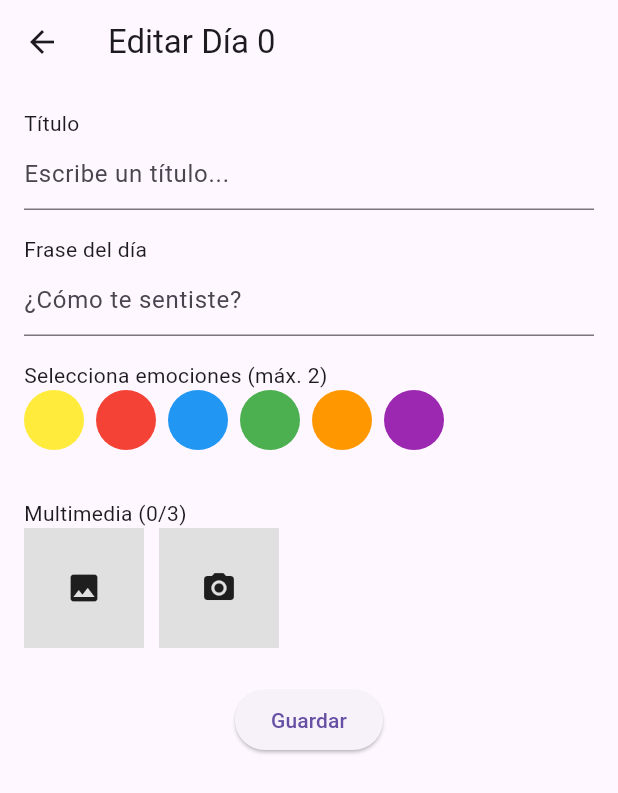
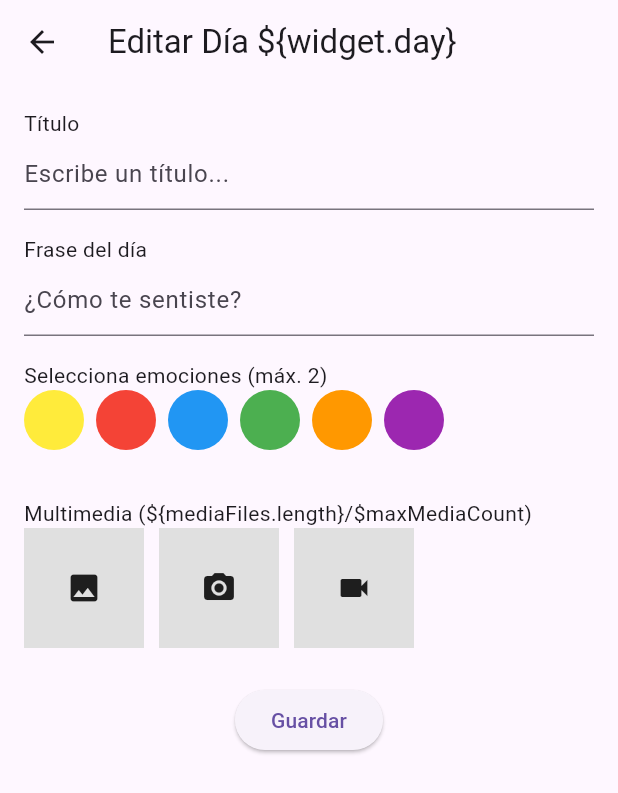
Before and after one commit to Mamarco13/eMOODiario, a Flutter app: the EditDayScreen screen opened directly with empty values, on a phone screen of 412 x 824 dp. Shown: the top 793 px of the screen. Run offline on Flutter 3.47's test engine with Material 3 defaults, Android fonts, the phone set to English and light mode, and no system bars; our stand-ins replace hive, hive_flutter, image_picker, video_player; missing offline and left inert: video_thumbnail; accounts and stored records are empty; Roboto replaces fonts that are missing (Helvetica).

Commit message:
Aniado videos

```diff
--- a/lib/edit_day_screen.dart
+++ b/lib/edit_day_screen.dart
@@ -1,6 +1,25 @@
 import 'package:flutter/material.dart';
 import 'package:image_picker/image_picker.dart';
 import 'dart:io';
+
+class MediaFile {
+  final File file;
+  final bool isVideo;
+
+  MediaFile({required this.file, required this.isVideo});
+
+  Map<String, dynamic> toJson() => {
+        'path': file.path,
+        'isVideo': isVideo,
+      };
+
+  static MediaFile fromJson(Map<String, dynamic> json) {
+    return MediaFile(
+      file: File(json['path']),
+      isVideo: json['isVideo'] ?? false,
+    );
+  }
+}
 
 class EditDayScreen extends StatefulWidget {
   final int day;
@@ -27,8 +46,7 @@ class _EditDayScreenState extends State<EditDayScreen> {
   double percentage = 1.0;
   String title = '';
   String phrase = '';
-  List<File> mediaFiles = [];
-
+  List<MediaFile> mediaFiles = [];
   final titleController = TextEditingController();
   final phraseController = TextEditingController();
   final picker = ImagePicker();
@@ -60,8 +78,8 @@ class _EditDayScreenState extends State<EditDayScreen> {
       phrase = args['phrase'] ?? '';
       titleController.text = title;
       phraseController.text = phrase;
-      final mediaPaths = List<String>.from(args['media'] ?? []);
-      mediaFiles = mediaPaths.map((path) => File(path)).toList();
+      final mediaData = List<Map<String, dynamic>>.from(args['media'] ?? []);
+      mediaFiles = mediaData.map((e) => MediaFile.fromJson(e)).toList();
     }
   }
 
@@ -72,13 +90,14 @@ class _EditDayScreenState extends State<EditDayScreen> {
     super.dispose();
   }
 
-  Future<void> pickMedia({bool fromCamera = false}) async {
-    final pickedFile = await picker.pickImage(
-      source: fromCamera ? ImageSource.camera : ImageSource.gallery,
-    );
+  Future<void> pickMedia({bool fromCamera = false, bool isVideo = false}) async {
+    final pickedFile = isVideo
+        ? await picker.pickVideo(source: fromCamera ? ImageSource.camera : ImageSource.gallery)
+        : await picker.pickImage(source: fromCamera ? ImageSource.camera : ImageSource.gallery);
+
     if (pickedFile != null && mediaFiles.length < maxMediaCount) {
       setState(() {
-        mediaFiles.add(File(pickedFile.path));
+        mediaFiles.add(MediaFile(file: File(pickedFile.path), isVideo: isVideo));
       });
     }
   }
@@ -111,7 +130,7 @@ class _EditDayScreenState extends State<EditDayScreen> {
   Widget build(BuildContext context) {
     return Scaffold(
       appBar: AppBar(
-        title: Text('Editar Día ${widget.day}'),
+        title: Text('Editar Día \${widget.day}'),
       ),
       body: SingleChildScrollView(
         padding: const EdgeInsets.all(16),
@@ -179,7 +198,7 @@ class _EditDayScreenState extends State<EditDayScreen> {
               ),
             ],
             SizedBox(height: 16),
-            Text('Multimedia (${mediaFiles.length}/$maxMediaCount)'),
+            Text('Multimedia (\${mediaFiles.length}/\$maxMediaCount)'),
             Wrap(
               spacing: 10,
               runSpacing: 10,
@@ -187,7 +206,13 @@ class _EditDayScreenState extends State<EditDayScreen> {
                 for (int i = 0; i < mediaFiles.length; i++)
                   Stack(
                     children: [
-                      Image.file(mediaFiles[i], width: 100, height: 100, fit: BoxFit.cover),
+                      Image.file(mediaFiles[i].file, width: 100, height: 100, fit: BoxFit.cover),
+                      if (mediaFiles[i].isVideo)
+                        Positioned(
+                          bottom: 4,
+                          right: 4,
+                          child: Icon(Icons.play_circle_fill, color: Colors.white, size: 24),
+                        ),
                       Positioned(
                         top: 0,
                         right: 0,
@@ -220,6 +245,16 @@ class _EditDayScreenState extends State<EditDayScreen> {
                           child: Icon(Icons.camera_alt),
                         ),
                       ),
+                      SizedBox(width: 10),
+                      GestureDetector(
+                        onTap: () => pickMedia(fromCamera: false, isVideo: true),
+                        child: Container(
+                          width: 80,
+                          height: 80,
+                          color: Colors.grey[300],
+                          child: Icon(Icons.videocam),
+                        ),
+                      ),
                     ],
                   )
               ],
@@ -234,7 +269,7 @@ class _EditDayScreenState extends State<EditDayScreen> {
                     'color1': selectedColor1.value,
                     'color2': selectedColor2?.value,
                     'percentage': percentage,
-                    'media': mediaFiles.map((f) => f.path).toList(),
+                    'media': mediaFiles.map((m) => m.toJson()).toList()
                   });
                 },
                 child: Text('Guardar'),
--- a/pubspec.yaml
+++ b/pubspec.yaml
@@ -35,6 +35,10 @@ dependencies:
   hive: ^2.2.3
   hive_flutter: ^1.1.0
   path_provider: ^2.0.11 # necesario para rutas
+  video_player: ^2.7.0
+  video_thumbnail: ^0.5.3
+
+
 
 
 
```
Also changed, not shown: lib/calendar_screen.dart (+94 -15 lines), pubspec.lock, 1 other file.
